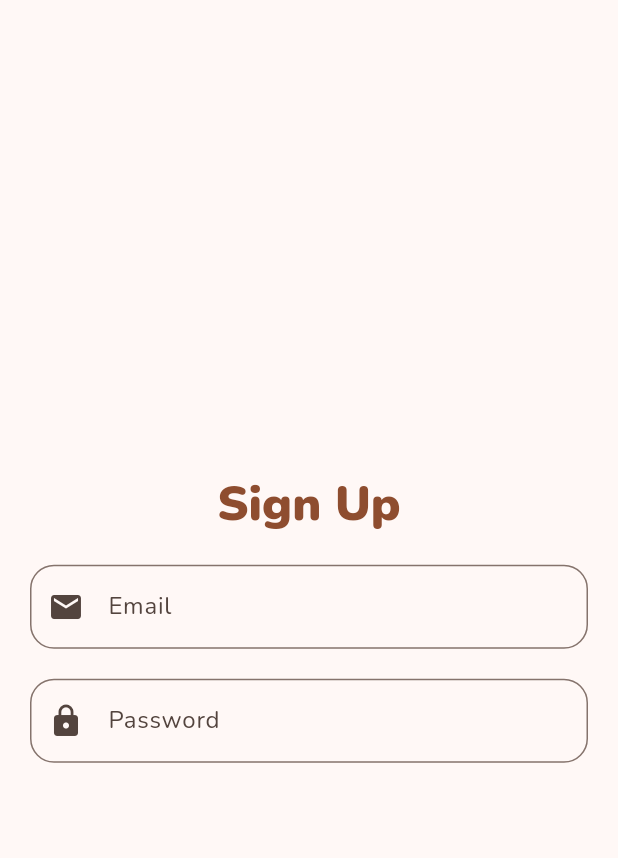
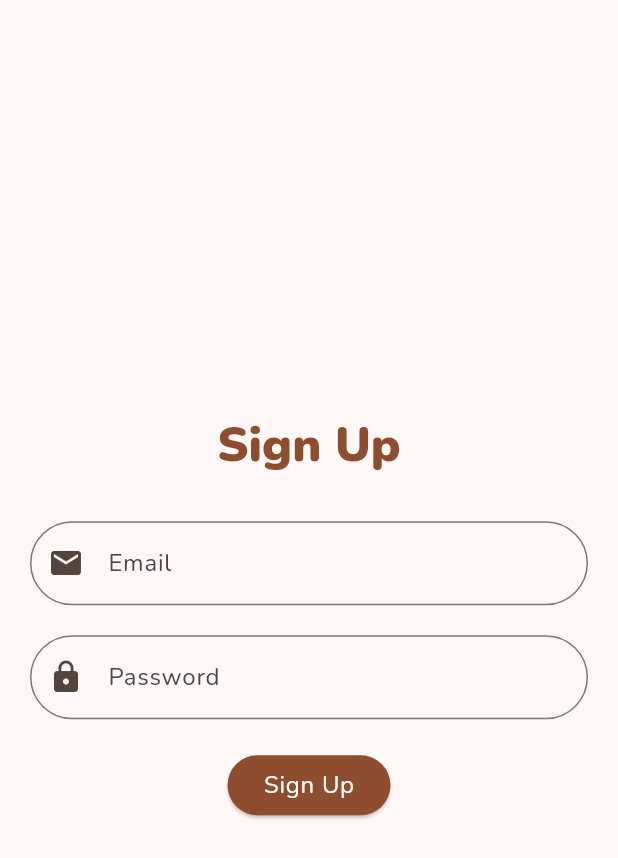
Before and after one commit to NavidZamanKhan/BrewCart, a Flutter app: the AuthScreen screen opened by its route, on a phone screen of 412 x 824 dp. Shown: the top 858 px of the screen. Run offline on Flutter 3.47's test engine with Material 3 defaults, Android fonts, the phone set to English and light mode, and no system bars; our stand-ins replace flutter_riverpod, go_router, google_fonts.

Commit message:
feat(auth): add AuthScreen UI and routing to /auth

```diff
--- a/lib/screens/auth.dart
+++ b/lib/screens/auth.dart
@@ -13,6 +13,8 @@ class _AuthScreenState extends State<AuthScreen> {
   Widget build(BuildContext context) {
     return Scaffold(
       body: Container(
+        width: double.infinity,
+        height: double.infinity,
         padding: EdgeInsets.all(20),
         child: Column(
           mainAxisAlignment: MainAxisAlignment.center,
@@ -25,11 +27,11 @@ class _AuthScreenState extends State<AuthScreen> {
                   .copyWith(fontWeight: FontWeight.w900)
                   .copyWith(color: Theme.of(context).colorScheme.primary),
             ),
-            const SizedBox(height: 20),
+            const SizedBox(height: 30),
             TextFormField(
               decoration: InputDecoration(
                 border: OutlineInputBorder(
-                  borderRadius: BorderRadius.circular(16),
+                  borderRadius: BorderRadius.circular(32),
                 ),
                 prefixIcon: Icon(Icons.email),
                 labelText: "Email",
@@ -39,10 +41,24 @@ class _AuthScreenState extends State<AuthScreen> {
             TextFormField(
               decoration: InputDecoration(
                 border: OutlineInputBorder(
-                  borderRadius: BorderRadius.circular(16),
+                  borderRadius: BorderRadius.circular(32),
                 ),
+
                 prefixIcon: Icon(Icons.lock),
                 labelText: "Password",
+              ),
+            ),
+            const SizedBox(height: 20),
+            ElevatedButton(
+              onPressed: () {},
+              style: ElevatedButton.styleFrom(
+                backgroundColor: Theme.of(context).colorScheme.primary,
+              ),
+              child: Text(
+                "Sign Up",
+                style: Theme.of(context).textTheme.bodyLarge?.copyWith(
+                  color: Theme.of(context).colorScheme.onPrimary,
+                ),
               ),
             ),
           ],
```
